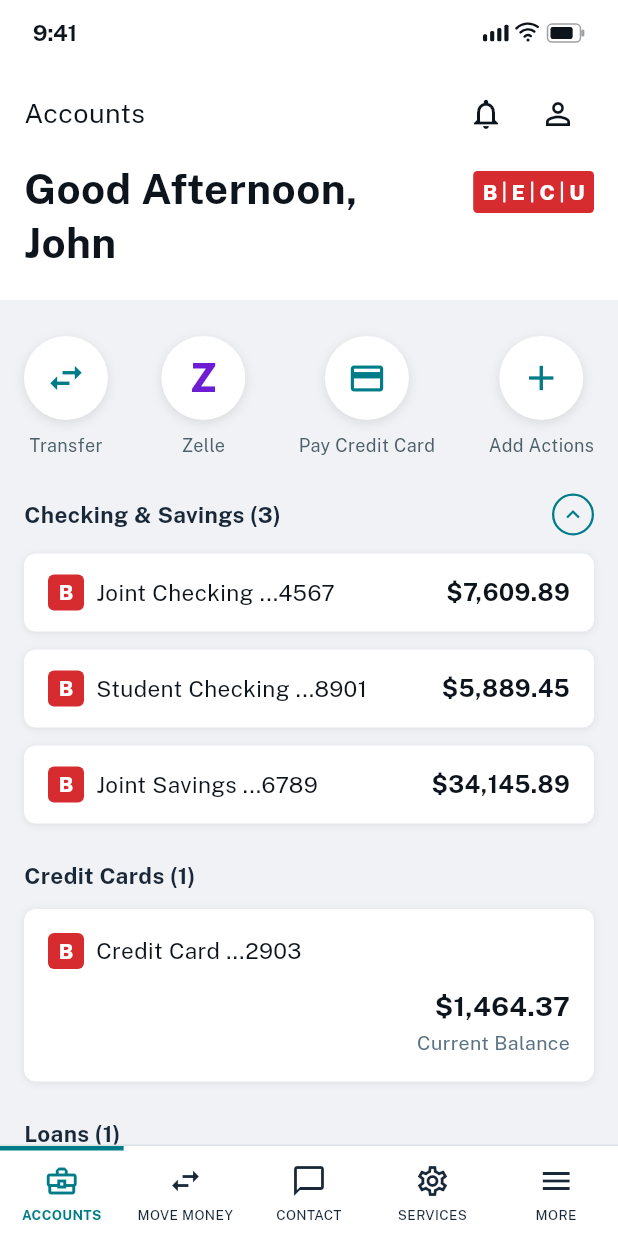
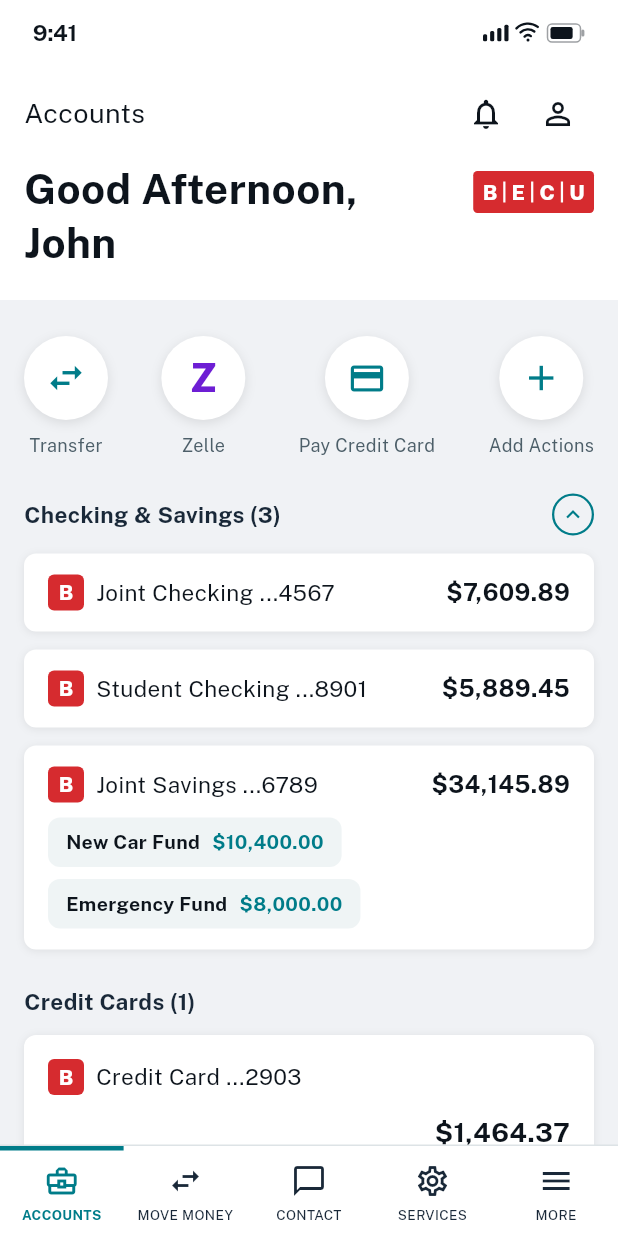
Before and after one commit to chrisfoisydev/MobileApp, a Flutter app: the AccountSummaryScreen screen opened directly, on a phone screen of 412 x 824 dp. Run offline on Flutter 3.47's test engine with Material 3 defaults, Android fonts, the phone set to English and light mode, and no system bars; our stand-ins replace google_fonts, web; missing offline and left inert: dart:js_interop, dart:ui_web.

Commit message:
Match savings buckets to 2-bucket design; add summary chips and Add Bucket sheet
- Joint Savings summary card now shows bucket chips (name + amount).
- Savings Buckets tab matches the linked design: New Car Fund +
  Emergency Fund (2 buckets), no featured card.
- Add bucket opens a 'Set up your bucket' sheet (step 1 of 2): emoji
  picker, name field with suggestion chips, and a save-type choice.

https://claude.ai/code/session_01NuCKxaSF8m2VXGLc8nwLxh

```diff
--- a/lib/data/mock_data.dart
+++ b/lib/data/mock_data.dart
@@ -33,18 +33,8 @@ const checkingAndSavings = [
     pendingTotal: 0,
     buckets: [
       SavingsBucket(
-        name: 'Down Payment',
-        saved: 10400,
-        goal: 50000,
-        daysLeft: '104 days left',
-        autoTransfer: true,
-        monthlyContribution: 1200,
-        featured: true,
-      ),
-      SavingsBucket(
         name: 'New Car Fund',
         saved: 10400,
-        goal: 25000,
         autoTransfer: true,
         monthlyContribution: 1200,
       ),
--- a/lib/screens/account_summary_screen.dart
+++ b/lib/screens/account_summary_screen.dart
@@ -102,7 +102,10 @@ class _AccountSummaryScreenState extends State<AccountSummaryScreen> {
                         padding: const EdgeInsets.symmetric(
                             horizontal: 16, vertical: 14),
                         onTap: () => _openAccount(account),
-                        child: Row(
+                        child: Column(
+                          crossAxisAlignment: CrossAxisAlignment.start,
+                          children: [
+                            Row(
                               children: [
                                 const BecuBadge(),
                                 const SizedBox(width: 8),
@@ -119,6 +122,19 @@ class _AccountSummaryScreenState extends State<AccountSummaryScreen> {
                                     fontWeight: FontWeight.w700,
                                   ),
                                 ),
+                              ],
+                            ),
+                            if (account.buckets.isNotEmpty) ...[
+                              const SizedBox(height: 10),
+                              Wrap(
+                                spacing: 8,
+                                runSpacing: 8,
+                                children: [
+                                  for (final b in account.buckets)
+                                    _BucketChip(bucket: b),
+                                ],
+                              ),
+                            ],
                           ],
                         ),
                       ),
@@ -341,6 +357,47 @@ class _SectionHeader extends StatelessWidget {
   }
 }
 
+/// A savings-bucket chip shown under an account on the summary
+/// (e.g. "Emergency Fund $8,000").
+class _BucketChip extends StatelessWidget {
+  const _BucketChip({required this.bucket});
+
+  final SavingsBucket bucket;
+
+  @override
+  Widget build(BuildContext context) {
+    return Container(
+      padding: const EdgeInsets.symmetric(horizontal: 12, vertical: 7),
+      decoration: BoxDecoration(
+        color: const Color(0xFFEFF4F5),
+        borderRadius: BorderRadius.circular(8),
+      ),
+      child: Row(
+        mainAxisSize: MainAxisSize.min,
+        children: [
+          Text(
+            bucket.name,
+            style: const TextStyle(
+              fontSize: 13,
+              fontWeight: FontWeight.w700,
+              color: AppColors.navy,
+            ),
+          ),
+          const SizedBox(width: 8),
+          Text(
+            formatCurrency(bucket.saved),
+            style: const TextStyle(
+              fontSize: 13,
+              fontWeight: FontWeight.w700,
+              color: AppColors.teal,
+            ),
+          ),
+        ],
+      ),
+    );
+  }
+}
+
 /// Card with the balance caption (e.g. "Current Balance") used by the
 /// credit card and loan sections.
 class _LabeledBalanceCard extends StatelessWidget {
--- a/lib/screens/account_tabs/savings_buckets_tab.dart
+++ b/lib/screens/account_tabs/savings_buckets_tab.dart
@@ -3,6 +3,7 @@ import 'package:flutter/material.dart';
 import '../../data/formatting.dart';
 import '../../data/models.dart';
 import '../../theme/app_theme.dart';
+import '../add_bucket_sheet.dart';
 
 /// Savings Buckets tab: a featured goal card plus a grid of smaller goal
 /// (purple) and saving-up (blue) buckets, with add tiles.
@@ -252,7 +253,7 @@ class _BucketGrid extends StatelessWidget {
       _AddTile(
         label: 'Add bucket',
         dashed: true,
-        onTap: () => onNotice(context, 'Adding a bucket'),
+        onTap: () => AddBucketSheet.show(context),
       ),
       _AddTile(
         label: 'Add funds to a bucket',
```
Also changed, not shown: lib/screens/add_bucket_sheet.dart (added, +436 -0 lines), 6 other files. Lines whose indentation alone changed are shown as unchanged.
